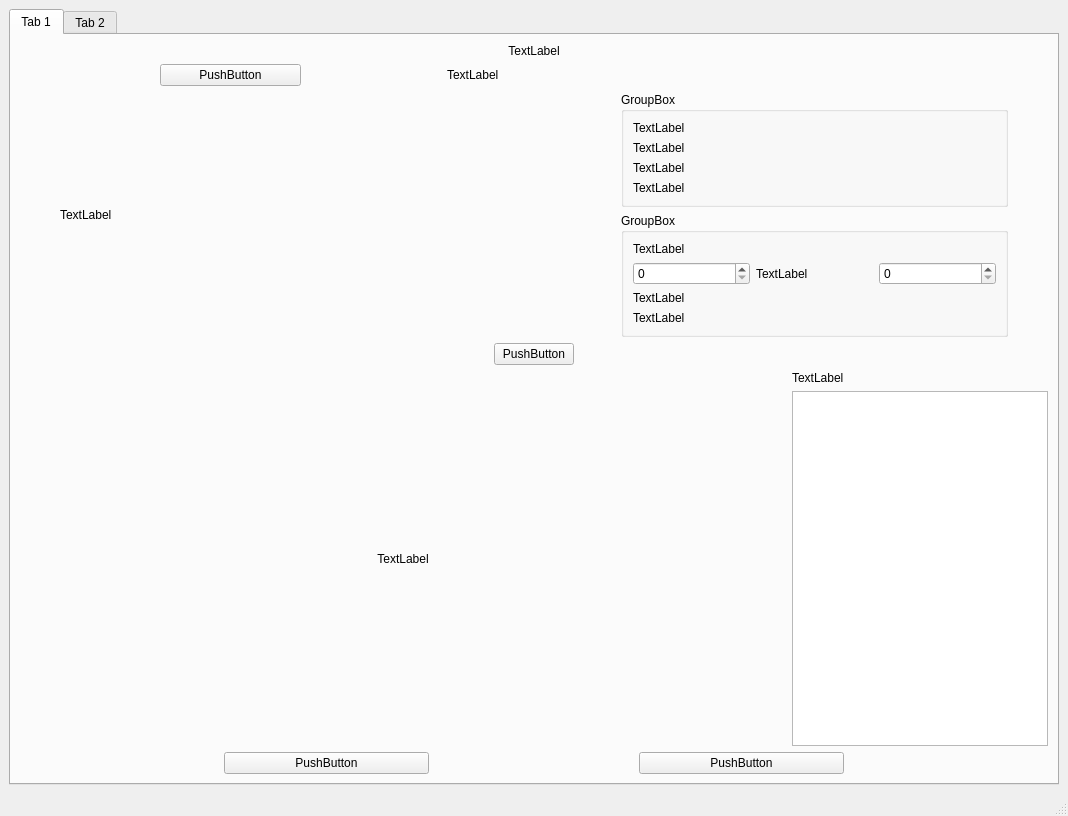
OskarJ328/RGB565Generator, file mainwindow.ui: the form before one commit.
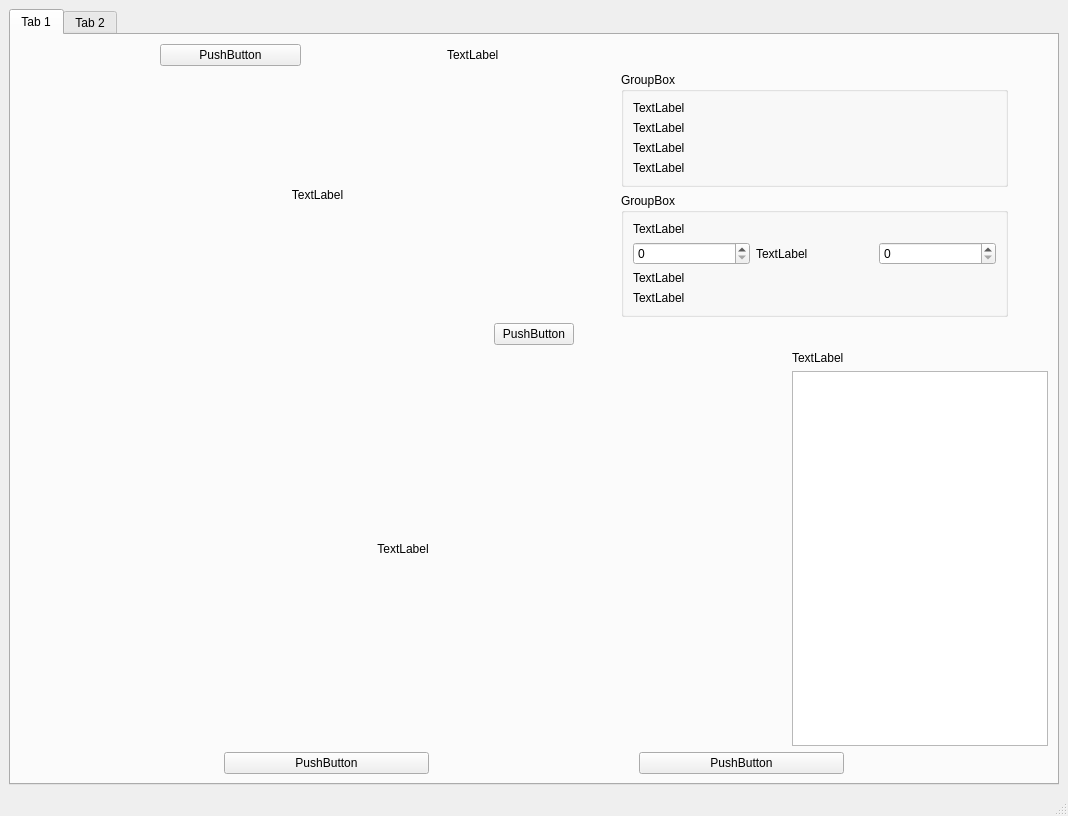
The form after the commit. The open tabs and pages were chosen to show the change.

Commit message: dodanie generowania fontow w jezyku c zgodnych z moja biblioteka do ili9341

```diff
--- a/mainwindow.ui
+++ b/mainwindow.ui
@@ -25,16 +25,6 @@
         <string>Tab 1</string>
        </attribute>
        <layout class="QVBoxLayout" name="verticalLayout_3">
-        <item>
-         <widget class="QLabel" name="labelNaglowek">
-          <property name="text">
-           <string>TextLabel</string>
-          </property>
-          <property name="alignment">
-           <set>Qt::AlignmentFlag::AlignCenter</set>
-          </property>
-         </widget>
-        </item>
         <item>
          <layout class="QHBoxLayout" name="LayoutWskazywanieSciezki" stretch="1,1,1,4,0">
           <item>
@@ -109,9 +99,15 @@
           </item>
           <item>
            <widget class="QLabel" name="labelPodgladObrazka">
+            <property name="layoutDirection">
+             <enum>Qt::LayoutDirection::LeftToRight</enum>
+            </property>
             <property name="text">
              <string>TextLabel</string>
             </property>
+            <property name="alignment">
+             <set>Qt::AlignmentFlag::AlignCenter</set>
+            </property>
            </widget>
           </item>
           <item>
```
Left out of the diff: 8 changed lines with no effect on the pictures. The commit also changes 2 other files.
